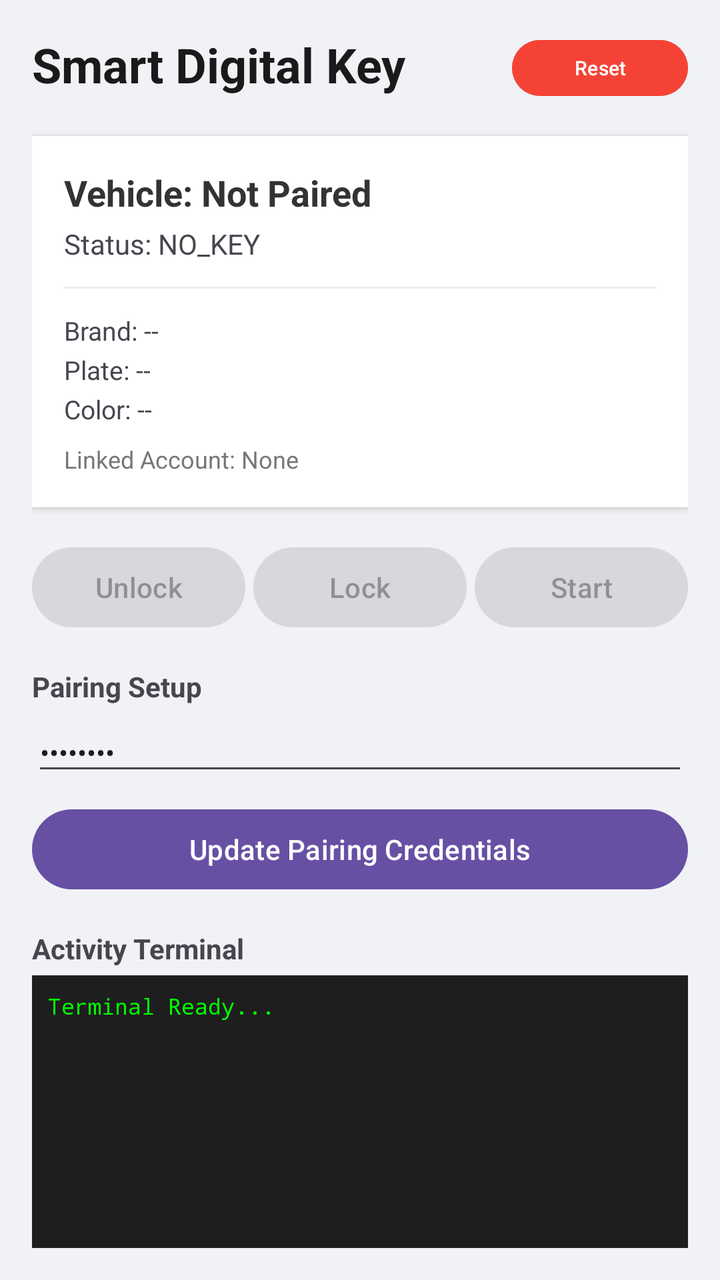
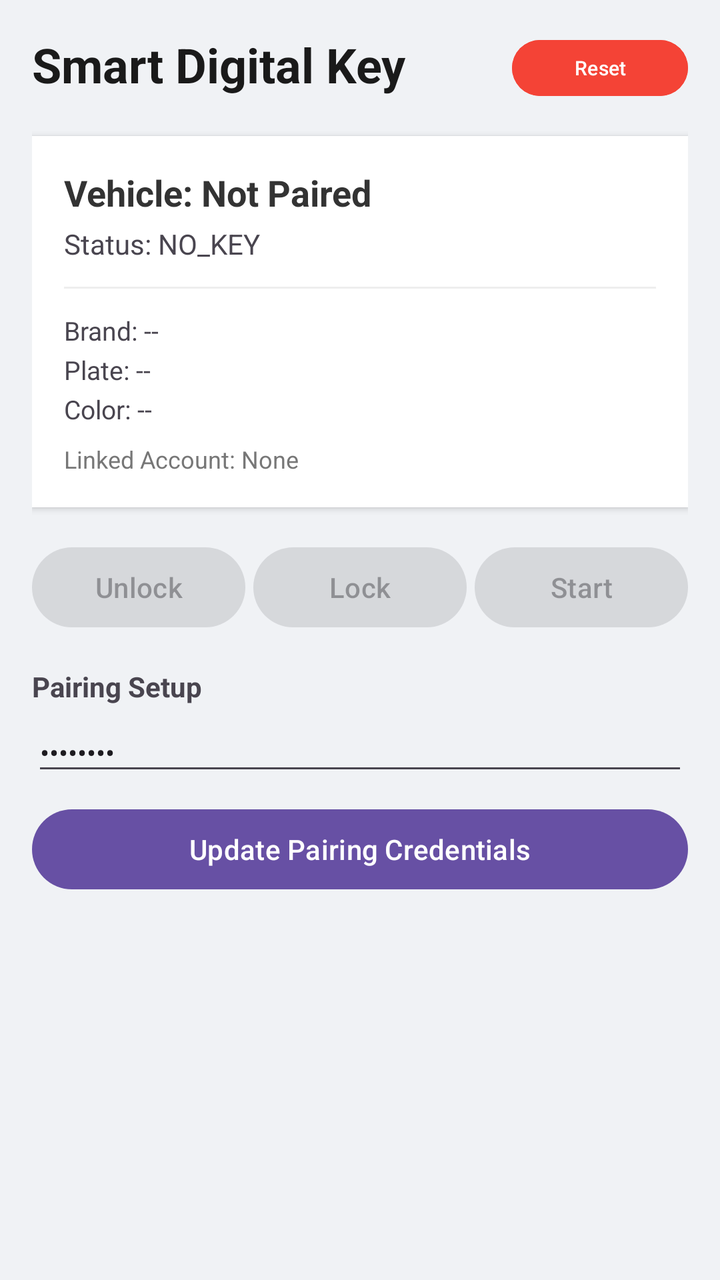

The first picture is an Android layout as it rendered before a commit; the second is the same layout after the commit. The layout source and the unified diff follow.
<!-- AndroidManifest.xml: application theme Theme._100_BasicCrypto -->
<!-- res/layout/activity_main.xml -->
<?xml version="1.0" encoding="utf-8"?>
<LinearLayout xmlns:android="http://schemas.android.com/apk/res/android"
    xmlns:app="http://schemas.android.com/apk/res-auto"
    xmlns:tools="http://schemas.android.com/tools"
    android:layout_width="match_parent"
    android:layout_height="match_parent"
    android:orientation="vertical"
    android:padding="16dp"
    android:background="#F0F2F5"
    tools:context=".MainActivity">

    <RelativeLayout
        android:layout_width="match_parent"
        android:layout_height="wrap_content"
        android:layout_marginBottom="16dp">

        <TextView
            android:layout_width="wrap_content"
            android:layout_height="wrap_content"
            android:text="Smart Digital Key"
            android:textSize="24sp"
            android:textStyle="bold"
            android:textColor="#1A1A1A" />

        <Button
            android:id="@+id/btn_clear_keys"
            android:layout_width="wrap_content"
            android:layout_height="36dp"
            android:layout_alignParentEnd="true"
            android:backgroundTint="#F44336"
            android:text="Reset"
            android:textSize="10sp"
            android:paddingHorizontal="8dp" />
    </RelativeLayout>

    
    <LinearLayout
        android:id="@+id/card_key_info"
        android:layout_width="match_parent"
        android:layout_height="wrap_content"
        android:orientation="vertical"
        android:background="@android:color/white"
        android:padding="16dp"
        android:elevation="2dp"
        android:layout_marginBottom="16dp">

        <TextView
            android:id="@+id/tv_key_name"
            android:layout_width="wrap_content"
            android:layout_height="wrap_content"
            android:text="Vehicle: Not Paired"
            android:textStyle="bold"
            android:textSize="18sp"
            android:textColor="#333333" />

        <TextView
            android:id="@+id/tv_key_state"
            android:layout_width="wrap_content"
            android:layout_height="wrap_content"
            android:text="Status: NO_KEY"
            android:textSize="14sp"
            android:layout_marginTop="4dp" />

        <View
            android:layout_width="match_parent"
            android:layout_height="1dp"
            android:background="#EEEEEE"
            android:layout_marginVertical="12dp" />

        
        <TextView
            android:id="@+id/tv_metadata_brand"
            android:layout_width="wrap_content"
            android:layout_height="wrap_content"
            android:text="Brand: --"
            android:textSize="13sp" />

        <TextView
            android:id="@+id/tv_metadata_plate"
            android:layout_width="wrap_content"
            android:layout_height="wrap_content"
            android:text="Plate: --"
            android:textSize="13sp"
            android:layout_marginTop="2dp" />

        <TextView
            android:id="@+id/tv_metadata_color"
            android:layout_width="wrap_content"
            android:layout_height="wrap_content"
            android:text="Color: --"
            android:textSize="13sp"
            android:layout_marginTop="2dp" />

        <TextView
            android:id="@+id/tv_account_id"
            android:layout_width="wrap_content"
            android:layout_height="wrap_content"
            android:text="Linked Account: None"
            android:textSize="12sp"
            android:textColor="#777777"
            android:layout_marginTop="8dp" />
    </LinearLayout>

    
    <LinearLayout
        android:layout_width="match_parent"
        android:layout_height="wrap_content"
        android:orientation="horizontal"
        android:layout_marginBottom="16dp">

        <Button
            android:id="@+id/btn_unlock"
            android:layout_width="0dp"
            android:layout_height="wrap_content"
            android:layout_weight="1"
            android:text="Unlock"
            android:enabled="false"
            android:layout_marginRight="4dp" />

        <Button
            android:id="@+id/btn_lock"
            android:layout_width="0dp"
            android:layout_height="wrap_content"
            android:layout_weight="1"
            android:text="Lock"
            android:enabled="false"
            android:layout_marginRight="4dp" />

        <Button
            android:id="@+id/btn_start"
            android:layout_width="0dp"
            android:layout_height="wrap_content"
            android:layout_weight="1"
            android:text="Start"
            android:enabled="false" />
    </LinearLayout>

    
    <TextView
        android:layout_width="wrap_content"
        android:layout_height="wrap_content"
        android:text="Pairing Setup"
        android:textStyle="bold"
        android:layout_marginBottom="4dp" />

    <EditText
        android:id="@+id/et_pairing_password"
        android:layout_width="match_parent"
        android:layout_height="wrap_content"
        android:hint="Enter Pairing Password"
        android:text="12345678"
        android:inputType="textPassword"
        android:textSize="14sp"
        android:layout_marginBottom="8dp" />

    <Button
        android:id="@+id/btn_save_password"
        android:layout_width="match_parent"
        android:layout_height="wrap_content"
        android:text="Update Pairing Credentials"
        android:layout_marginBottom="16dp" />

    
    <TextView
        android:layout_width="wrap_content"
        android:layout_height="wrap_content"
        android:text="Activity Terminal"
        android:textStyle="bold"
        android:layout_marginBottom="4dp" />

    <ScrollView
        android:layout_width="match_parent"
        android:layout_height="0dp"
        android:layout_weight="1"
        android:background="#1E1E1E"
        android:padding="8dp">

        <TextView
            android:id="@+id/tv_log"
            android:layout_width="match_parent"
            android:layout_height="wrap_content"
            android:fontFamily="monospace"
            android:text="Terminal Ready..."
            android:textColor="#00FF00"
            android:textSize="11sp" />
    </ScrollView>

</LinearLayout>
<!-- resources referenced by this layout -->
<resources>
  <style name="Theme._100_BasicCrypto" parent="Base.Theme._100_BasicCrypto" />
  <style name="Base.Theme._100_BasicCrypto" parent="Theme.Material3.DayNight.NoActionBar">
          
          
      </style>
</resources>

<!-- the commit's change to res/layout/activity_main.xml (unified diff, before → after) -->
@@ -160,29 +160,4 @@
         android:text="Update Pairing Credentials"
         android:layout_marginBottom="16dp" />
 
-    
-    <TextView
-        android:layout_width="wrap_content"
-        android:layout_height="wrap_content"
-        android:text="Activity Terminal"
-        android:textStyle="bold"
-        android:layout_marginBottom="4dp" />
-
-    <ScrollView
-        android:layout_width="match_parent"
-        android:layout_height="0dp"
-        android:layout_weight="1"
-        android:background="#1E1E1E"
-        android:padding="8dp">
-
-        <TextView
-            android:id="@+id/tv_log"
-            android:layout_width="match_parent"
-            android:layout_height="wrap_content"
-            android:fontFamily="monospace"
-            android:text="Terminal Ready..."
-            android:textColor="#00FF00"
-            android:textSize="11sp" />
-    </ScrollView>
-
 </LinearLayout>
